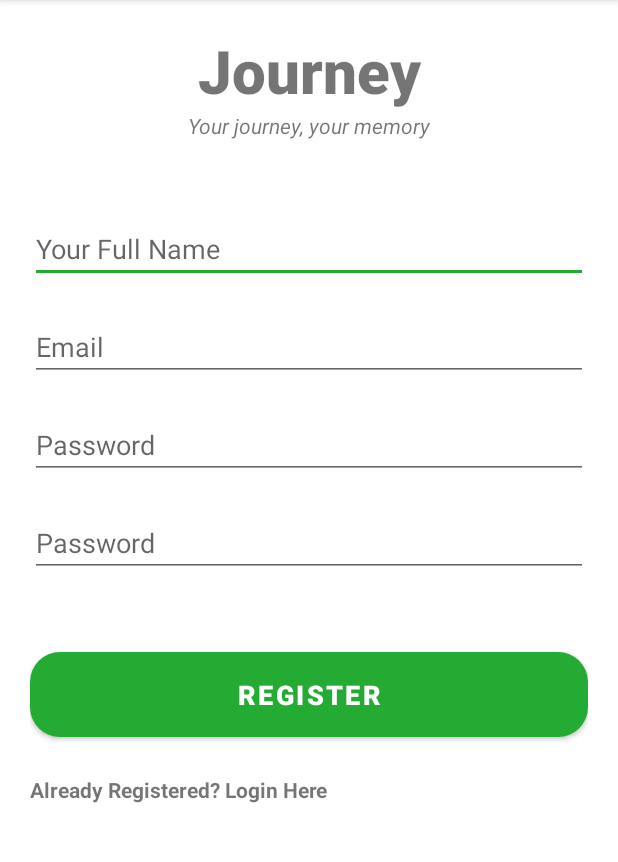
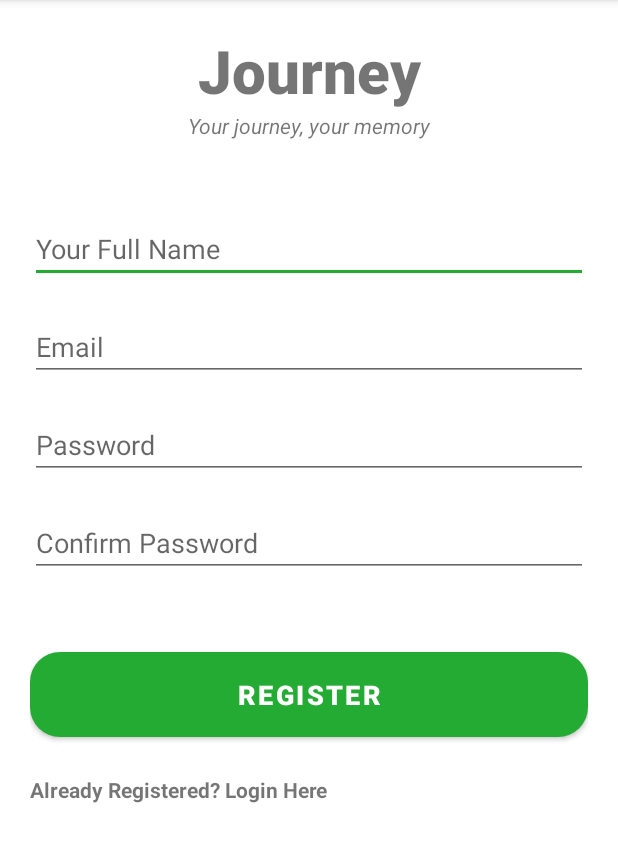
Before and after one commit to subhash-chy/journey-journal, an Android app: the RegisterActivity screen opened directly, with no data from a screen before it, on a phone screen of 412 x 824 dp, the part 84-946 px from its top. Run offline under Robolectric (Android 15) with nearby library versions, the phone set to English and light mode, and no system bars; our stand-ins replace Firebase (no records; nobody signed in at launch, a user with empty details on screens opened directly).

Commit message:
some improvements

```diff
--- a/app/src/main/res/layout/activity_edit_journal.xml
+++ b/app/src/main/res/layout/activity_edit_journal.xml
@@ -51,7 +51,7 @@
                     style="?android:progressBarStyleLarge"
                     android:layout_width="wrap_content"
                     android:layout_height="wrap_content"
-                    android:visibility="visible"
+                    android:visibility="gone"
                     app:layout_constraintBottom_toBottomOf="parent"
                     app:layout_constraintEnd_toEndOf="parent"
                     app:layout_constraintStart_toStartOf="parent"
--- a/app/src/main/res/layout/activity_register.xml
+++ b/app/src/main/res/layout/activity_register.xml
@@ -81,7 +81,7 @@
         android:layout_height="wrap_content"
         app:layout_constraintTop_toBottomOf="@+id/password"
         android:textSize="18sp"
-        android:hint="Password"
+        android:hint="Confirm Password"
         android:inputType="textPassword"
         android:layout_marginTop="20dp"
         />
```
Also changed, not shown: app/src/main/java/np/com/chaudharysubash/journeyjournal/MainActivity.java (+10 -2 lines), app/src/main/res/layout/activity_main.xml (+11 -0 lines).
